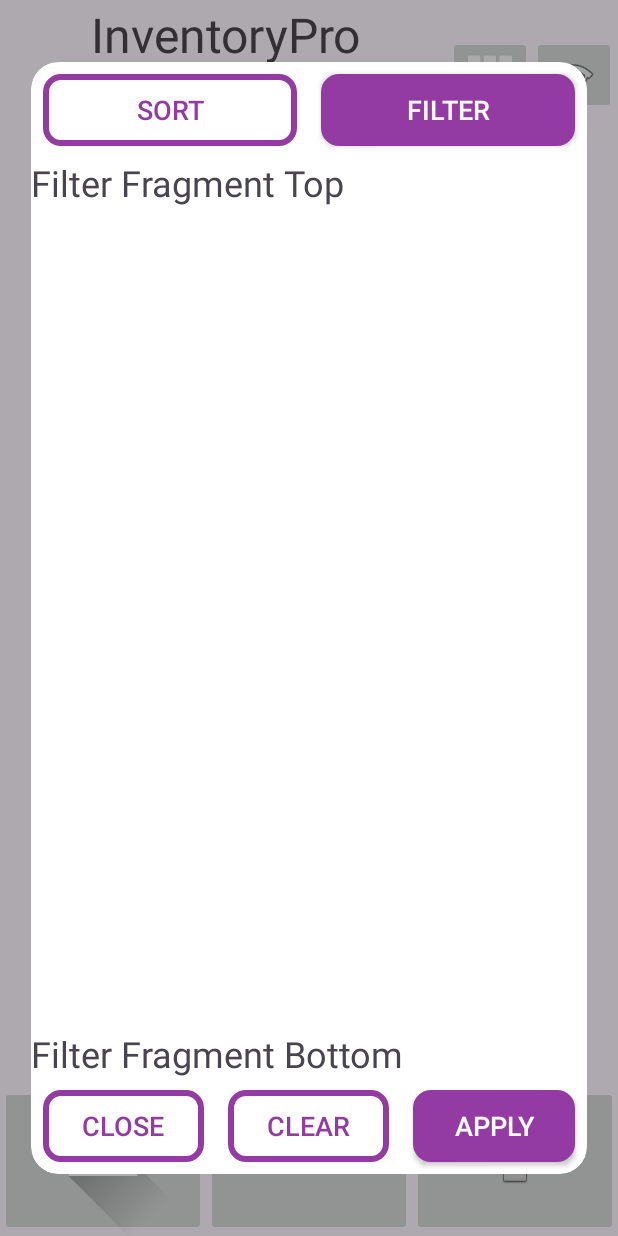
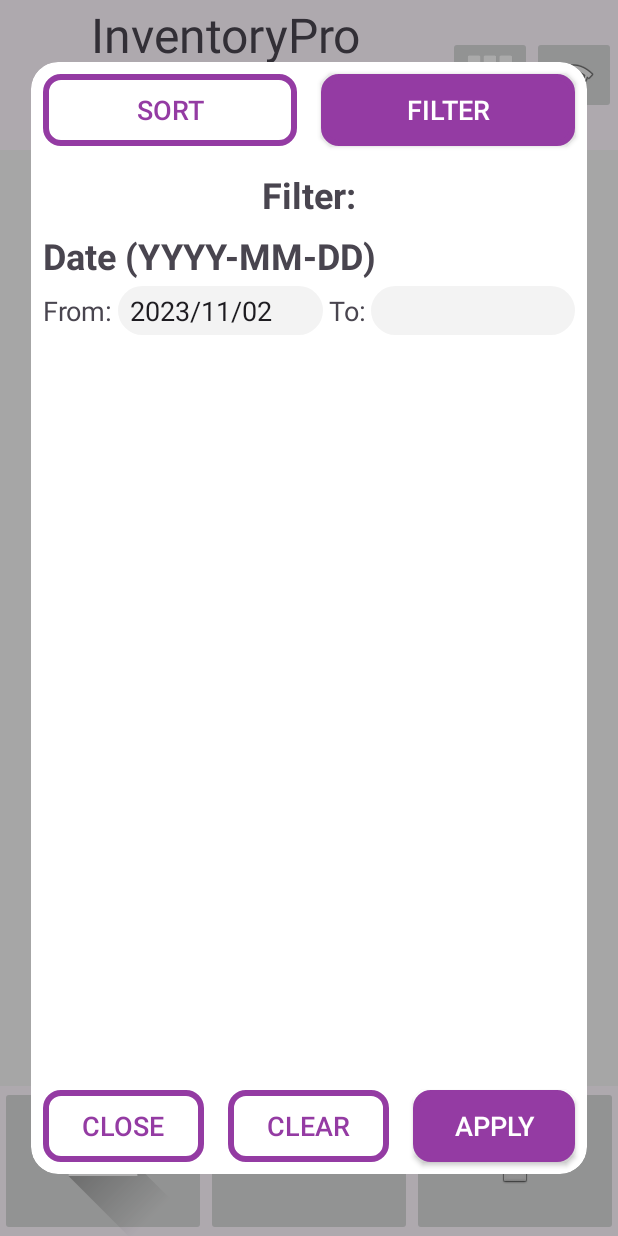
Before and after one commit to CMPUT301F23T11/InventoryPro, an Android app: the fragment SortFilterDialogFragment placed in its activity, after a tap on "FILTER", on a phone screen of 412 x 824 dp. Run offline under Robolectric (Android 15) with nearby library versions, the phone set to English and light mode, and no system bars; our stand-ins replace Firebase (no records; nobody signed in at launch, a user with empty details on screens opened directly); 1 statement that could not run was skipped.

Commit message:
WIP, make pretty + filter fragment

```diff
--- a/app/src/main/java/com/example/inventorypro/ItemArrayAdapter.java
+++ b/app/src/main/java/com/example/inventorypro/ItemArrayAdapter.java
@@ -42,8 +42,8 @@ public class ItemArrayAdapter extends ArrayAdapter<Item> {
 
         // Set TextView objects text
         name.setText(item.getName());
-        value.setText(String.format("$%.2f", item.getValue()));
-        date.setText(item.getDate().toString());
+        value.setText(String.format("$%.0f", item.getValue()));
+        date.setText(item.getLocalDate().toString());
         make.setText(item.getMake());
         model.setText(item.getModel());
         serialNumber.setText(item.getSerialNumber());
--- a/app/src/main/java/com/example/inventorypro/MainActivity.java
+++ b/app/src/main/java/com/example/inventorypro/MainActivity.java
@@ -1,12 +1,14 @@
 package com.example.inventorypro;
 
 import static java.lang.Integer.parseInt;
+import static java.security.AccessController.getContext;
 
 import androidx.appcompat.app.AppCompatActivity;
 import androidx.fragment.app.DialogFragment;
 
 import android.content.Intent;
 import android.os.Bundle;
+import android.provider.Settings;
 import android.view.View;
 import android.widget.ImageButton;
 import android.widget.ListView;
@@ -36,7 +38,7 @@ public class MainActivity extends AppCompatActivity {
 
         // create database connected test list
         itemList = new ItemList(this, listView, database);
-        database.connect("testUserID", itemList);
+        database.connect("gan", itemList);
 
         TextView total = findViewById(R.id.totalText);
         total.setText(String.format("$%.2f", itemList.getTotalValue()));
--- /dev/null
+++ b/app/src/main/res/drawable/baseline_image.xml
@@ -0,0 +1,5 @@
+<vector android:height="80dp" android:tint="#5A5A5A"
+    android:viewportHeight="24" android:viewportWidth="24"
+    android:width="80dp" xmlns:android="http://schemas.android.com/apk/res/android">
+    <path android:fillColor="@android:color/white" android:pathData="M21,19V5c0,-1.1 -0.9,-2 -2,-2H5c-1.1,0 -2,0.9 -2,2v14c0,1.1 0.9,2 2,2h14c1.1,0 2,-0.9 2,-2zM8.5,13.5l2.5,3.01L14.5,12l4.5,6H5l3.5,-4.5z"/>
+</vector>
--- /dev/null
+++ b/app/src/main/res/drawable/input_field_round.xml
@@ -0,0 +1,12 @@
+<?xml version="1.0" encoding="utf-8"?>
+<selector xmlns:android="http://schemas.android.com/apk/res/android">
+
+<item android:state_enabled="true">
+    <shape android:shape="rectangle">
+        <solid android:color="@color/gray"></solid>
+        <corners android:radius="24dp"></corners>
+        <padding android:left="8dp" android:right="8dp" android:bottom="4dp" android:top="4dp"></padding>
+    </shape>
+</item>
+
+</selector>
--- a/app/src/main/res/layout/activity_main.xml
+++ b/app/src/main/res/layout/activity_main.xml
@@ -78,7 +78,10 @@
         app:layout_constraintBottom_toTopOf="@id/footer"
         app:layout_constraintEnd_toEndOf="parent"
         app:layout_constraintStart_toStartOf="parent"
-        app:layout_constraintTop_toBottomOf="@id/header" />
+        app:layout_constraintTop_toBottomOf="@id/header"
+        android:background="@color/gray"
+        android:divider="@android:color/transparent"
+        android:dividerHeight="10dp"/>
 
     <androidx.constraintlayout.widget.ConstraintLayout
         android:id="@+id/footer"
--- a/app/src/main/res/layout/filter_fragment.xml
+++ b/app/src/main/res/layout/filter_fragment.xml
@@ -1,21 +1,103 @@
 <?xml version="1.0" encoding="utf-8"?>
 <androidx.constraintlayout.widget.ConstraintLayout xmlns:android="http://schemas.android.com/apk/res/android"
+    xmlns:tools="http://schemas.android.com/tools"
     android:layout_width="match_parent"
     android:layout_height="match_parent"
+    android:layout_margin="8dp"
     xmlns:app="http://schemas.android.com/apk/res-auto">
 
     <TextView
+        android:id="@+id/header"
         android:layout_width="match_parent"
         android:layout_height="wrap_content"
-        android:text="Filter Fragment Top"
-        android:textSize="24sp"
+        android:text="Filter:"
+        android:textAlignment="center"
+        android:textSize="@dimen/large_text_size"
+        android:textStyle="bold"
+        android:paddingBottom="8dp"
         app:layout_constraintTop_toTopOf="parent"/>
 
-    <TextView
+    <LinearLayout
         android:layout_width="match_parent"
-        android:layout_height="wrap_content"
-        android:text="Filter Fragment Bottom"
-        android:textSize="24sp"
-        app:layout_constraintBottom_toBottomOf="parent"/>
+        android:layout_height="0dp"
+        android:orientation="vertical"
+        app:layout_constraintEnd_toEndOf="parent"
+        app:layout_constraintStart_toStartOf="parent"
+        app:layout_constraintTop_toBottomOf="@id/header">
+
+        <TextView
+            android:id="@+id/date_header"
+            android:layout_width="match_parent"
+            android:layout_height="wrap_content"
+            android:text="Date (YYYY-MM-DD)"
+            android:textSize="@dimen/large_text_size"
+            android:textStyle="bold"/>
+
+        <LinearLayout
+            android:layout_width="match_parent"
+            android:layout_height="match_parent"
+            android:orientation="horizontal"
+            android:layout_marginVertical="4dp">
+
+            <LinearLayout
+                android:layout_width="wrap_content"
+                android:layout_height="match_parent"
+                android:orientation="horizontal"
+                android:layout_weight="1">
+
+                <TextView
+                    android:id="@+id/date_from_header"
+                    android:layout_width="wrap_content"
+                    android:layout_height="wrap_content"
+                    android:layout_weight="0"
+                    android:text="From:"
+                    android:textSize="@dimen/medium_text_size"
+                    android:layout_marginEnd="3dp"/>
+
+                <EditText
+                    android:id="@+id/date_from_input"
+                    android:layout_width="wrap_content"
+                    android:layout_height="wrap_content"
+                    android:layout_weight="1"
+                    android:ems="10"
+                    android:inputType="date"
+                    android:text="2023/11/02"
+                    android:drawablePadding="8dp"
+                    android:background="@drawable/input_field_round"
+                    />
+
+            </LinearLayout>
+
+            <LinearLayout
+                android:layout_width="wrap_content"
+                android:layout_height="match_parent"
+                android:orientation="horizontal"
+                android:layout_weight="1">
+
+                <TextView
+                    android:id="@+id/date_to_header"
+                    android:layout_width="wrap_content"
+                    android:layout_height="wrap_content"
+                    android:layout_weight="0"
+                    android:text="To:"
+                    android:textSize="@dimen/medium_text_size"
+                    android:layout_marginStart="4dp"
+                    android:layout_marginEnd="3dp"/>
+
+                <EditText
+                    android:id="@+id/date_to_input"
+                    android:layout_width="wrap_content"
+                    android:layout_height="wrap_content"
+                    android:layout_weight="1"
+                    android:ems="10"
+                    android:inputType="date"
+                    android:drawablePadding="4dp"
+                    android:background="@drawable/input_field_round"/>
+
+            </LinearLayout>
+
+        </LinearLayout>
+
+    </LinearLayout>
 
 </androidx.constraintlayout.widget.ConstraintLayout>
--- a/app/src/main/res/values/colors.xml
+++ b/app/src/main/res/values/colors.xml
@@ -4,4 +4,5 @@
     <color name="primaryPressed">#64276e</color>
     <color name="black">#FF000000</color>
     <color name="white">#FFFFFFFF</color>
+    <color name="gray">#F3F3F3</color>
 </resources>
--- a/app/src/main/res/values/dimen.xml
+++ b/app/src/main/res/values/dimen.xml
@@ -3,4 +3,5 @@
     <dimen name="header_text_size">32sp</dimen>
     <dimen name="large_text_size">24sp</dimen>
     <dimen name="medium_text_size">18sp</dimen>
+    <dimen name="small_text_size">14dp</dimen>
 </resources>
```
Also changed, not shown: app/src/main/res/layout/item_content.xml (+33 -15 lines).
